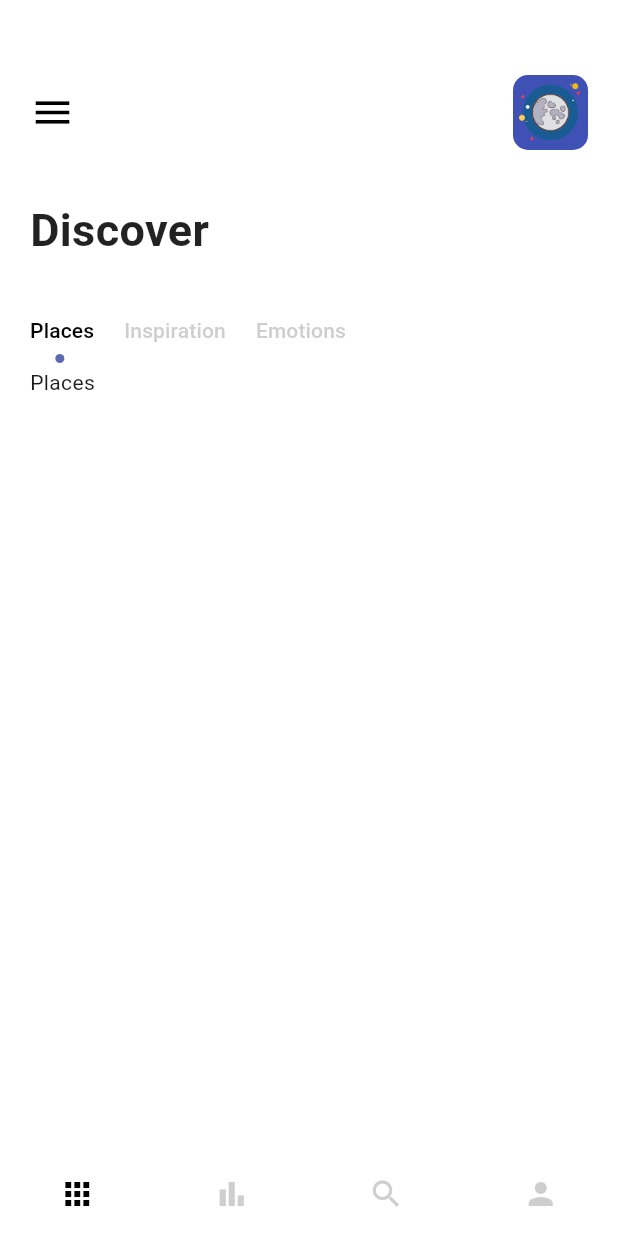
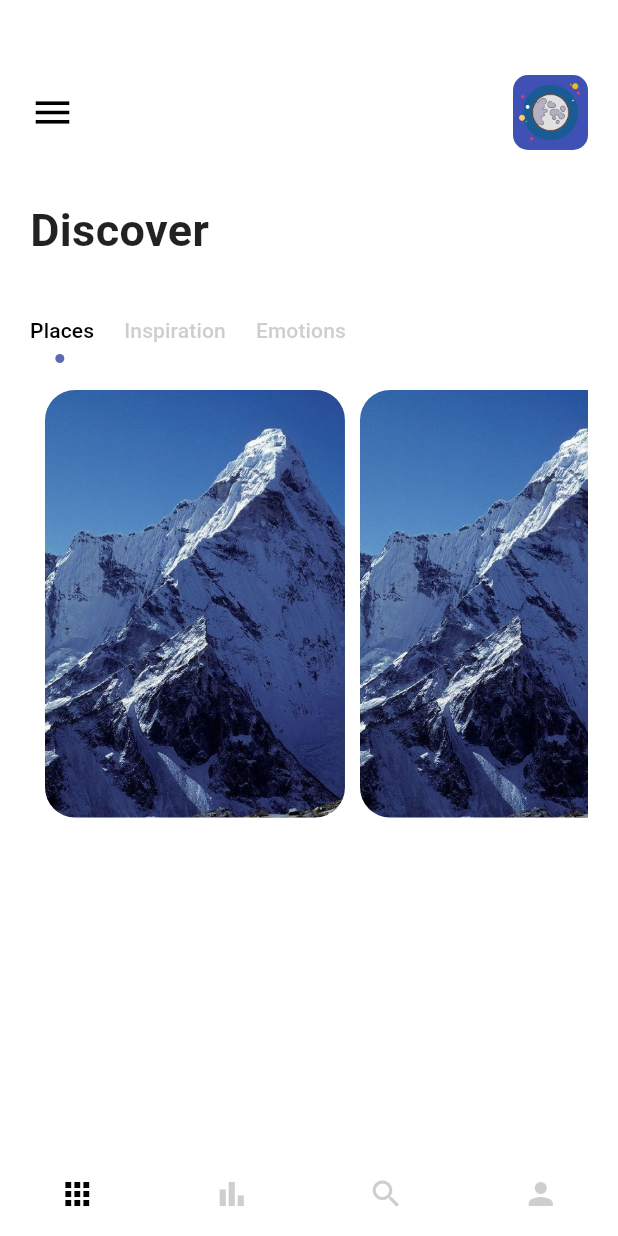
Before and after one commit to AlexEduV/flutter_travel_app, a Flutter app: the screen it shows after launch, on a phone screen of 412 x 824 dp. Run offline on Flutter 3.47's test engine with Material 3 defaults, Android fonts, the phone set to English and light mode, and no system bars.

Commit message:
added places carousel with placeholder images;

```diff
--- a/lib/pages/navigationPages/home_item_page.dart
+++ b/lib/pages/navigationPages/home_item_page.dart
@@ -80,7 +80,9 @@ class _HomeItemPageState extends State<HomeItemPage> {
               ),
             ),
 
-            Expanded(
+            SizedBox(
+              height: 300,
+              width: double.maxFinite,
               child: getTabPageByIndex(selectedTabPageIndex),
             ),
 
@@ -92,8 +94,31 @@ class _HomeItemPageState extends State<HomeItemPage> {
 
   Widget getTabPageByIndex(int index)
   {
+
     if (index == 0) {
-      return const Text('Places');
+
+      return ListView.builder(
+        itemCount: 3,
+        scrollDirection: Axis.horizontal,
+        itemBuilder: (BuildContext context, int index) {
+
+          return Container(
+            height: 300,
+            width: 200,
+            margin: const EdgeInsets.only(top: 15.0, left: 10.0),
+            decoration: BoxDecoration(
+                borderRadius: BorderRadius.circular(20),
+                color: Colors.white,
+                image: const DecorationImage(
+                  image: AssetImage(
+                    "assets/images/mountain.jpeg",
+                  ),
+                  fit: BoxFit.cover,
+                )
+            ),
+          );
+        },
+      );
     }
     else if (index == 1) {
       return const Text('Inspiration');
```
